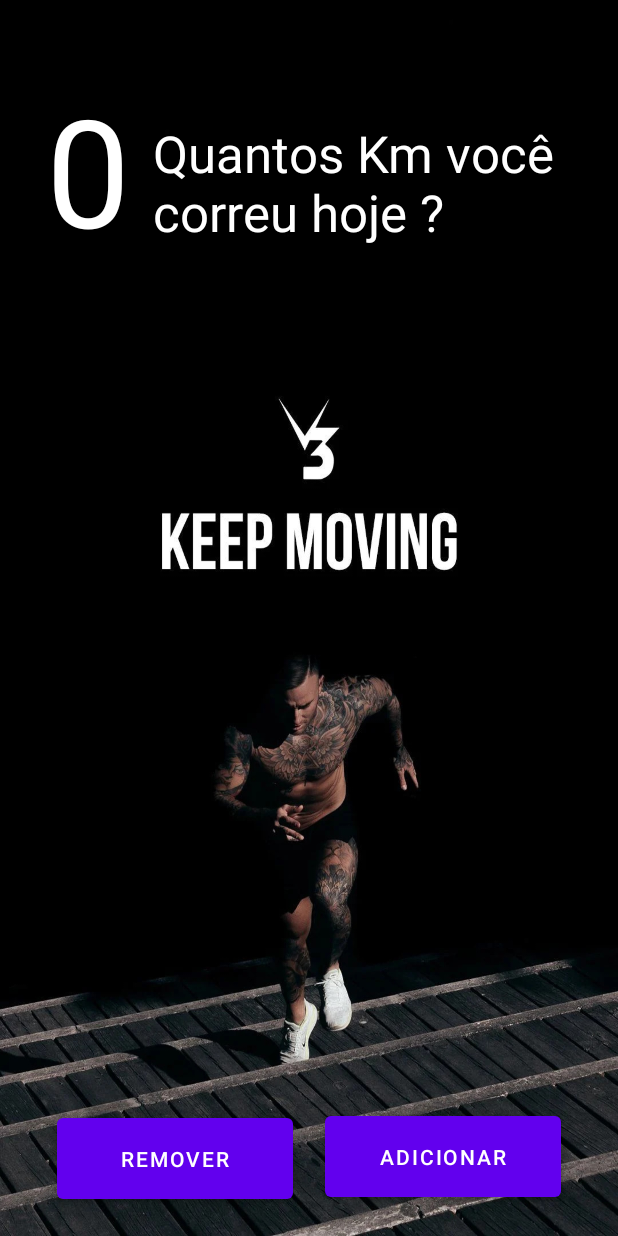
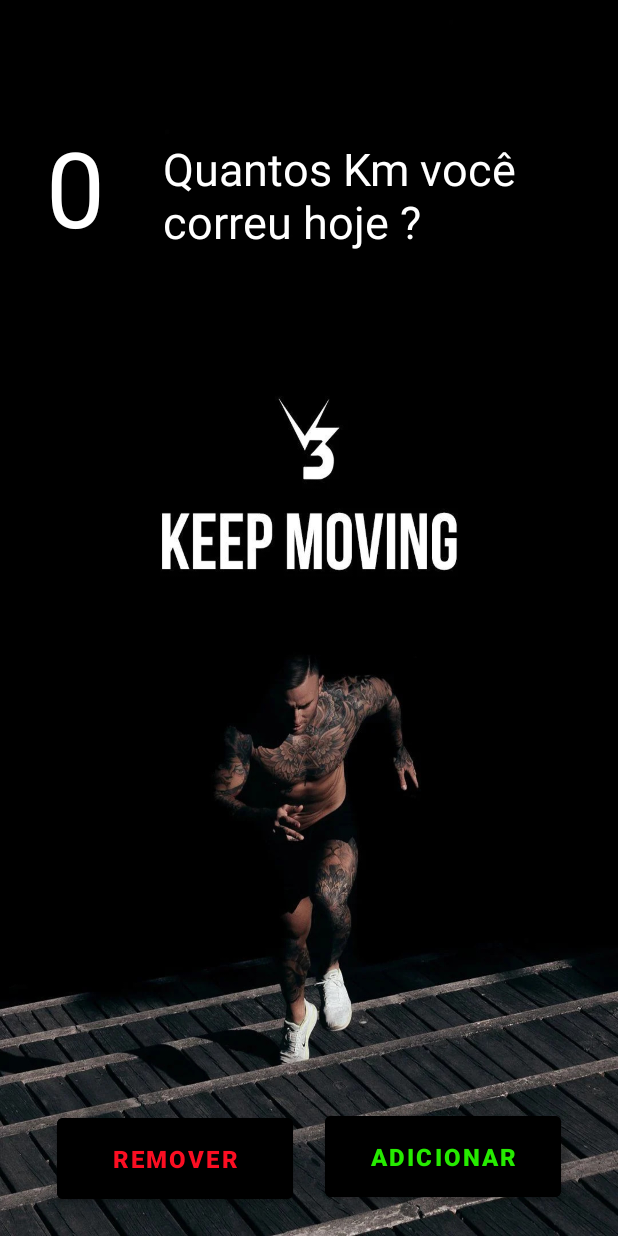
Before and after one commit to IgorMariano25/FitnessApp, an Android app: the layout activity_main.xml on its own in the app's theme, with its tools: preview values and no code run, on a phone screen of 412 x 824 dp. Run offline under Robolectric (Android 15) with nearby library versions, the phone set to English and light mode, and no system bars.

Commit message:
Modificando layout da página

```diff
--- a/app/src/main/res/layout/activity_main.xml
+++ b/app/src/main/res/layout/activity_main.xml
@@ -9,57 +9,65 @@
     tools:context=".MainActivity">
 
     <TextView
-        android:id="@+id/exerciseCountTextView"
+        android:id="@+id/contadorKmTextView"
         android:layout_width="wrap_content"
         android:layout_height="wrap_content"
         android:layout_marginTop="4dp"
         android:layout_marginBottom="20dp"
         android:text="0"
         android:textColor="@color/white"
-        android:textSize="100sp"
-        app:layout_constraintBottom_toTopOf="@+id/resetButton"
+        android:textSize="70sp"
+        app:layout_constraintBottom_toTopOf="@+id/removerKmButton"
         app:layout_constraintEnd_toEndOf="parent"
-        app:layout_constraintHorizontal_bias="0.045"
+        app:layout_constraintHorizontal_bias="0.043"
         app:layout_constraintStart_toStartOf="parent"
         app:layout_constraintTop_toTopOf="parent"
-        app:layout_constraintVertical_bias="0.046" />
+        app:layout_constraintVertical_bias="0.096" />
 
     <Button
-        android:id="@+id/incrementButton"
+        android:id="@+id/adicionarKmButton"
         android:layout_width="157dp"
         android:layout_height="66dp"
         android:layout_marginEnd="22dp"
         android:layout_marginBottom="4dp"
+        android:textSize="16dp"
+        android:textStyle="bold"
+        android:backgroundTint="@color/black"
+        android:textColor="@color/verde"
         android:text="Adicionar"
         app:layout_constraintBottom_toBottomOf="parent"
         app:layout_constraintEnd_toEndOf="parent" />
 
     <Button
-        android:id="@+id/resetButton"
+        android:id="@+id/removerKmButton"
         android:layout_width="157dp"
         android:layout_height="66dp"
         android:layout_marginStart="22dp"
         android:layout_marginEnd="21dp"
+        android:textSize="16dp"
+        android:textStyle="bold"
+        android:backgroundTint="@color/black"
+        android:textColor="@color/vermelho"
         android:text="Remover"
         app:layout_constraintBottom_toBottomOf="parent"
-        app:layout_constraintEnd_toStartOf="@+id/incrementButton"
+        app:layout_constraintEnd_toStartOf="@+id/adicionarKmButton"
         app:layout_constraintStart_toStartOf="parent"
         app:layout_constraintTop_toTopOf="parent"
         app:layout_constraintVertical_bias="0.996" />
 
     <TextView
         android:id="@+id/textView"
-        android:layout_width="286dp"
-        android:layout_height="88dp"
-        android:layout_marginStart="15dp"
-        android:layout_marginEnd="8dp"
-        android:text="Quantos Km você correu hoje ?"
+        android:layout_width="254dp"
+        android:layout_height="115dp"
+        android:layout_marginStart="45dp"
+        android:layout_marginEnd="40dp"
+        android:text="@string/textoPerguntaQuilometragemDaCorrida"
         android:textColor="@color/white"
-        android:textSize="34sp"
+        android:textSize="30sp"
         app:layout_constraintBottom_toBottomOf="parent"
         app:layout_constraintEnd_toEndOf="parent"
-        app:layout_constraintStart_toEndOf="@+id/exerciseCountTextView"
+        app:layout_constraintStart_toEndOf="@+id/contadorKmTextView"
         app:layout_constraintTop_toTopOf="parent"
-        app:layout_constraintVertical_bias="0.09" />
+        app:layout_constraintVertical_bias="0.112" />
 
 </androidx.constraintlayout.widget.ConstraintLayout>
```
